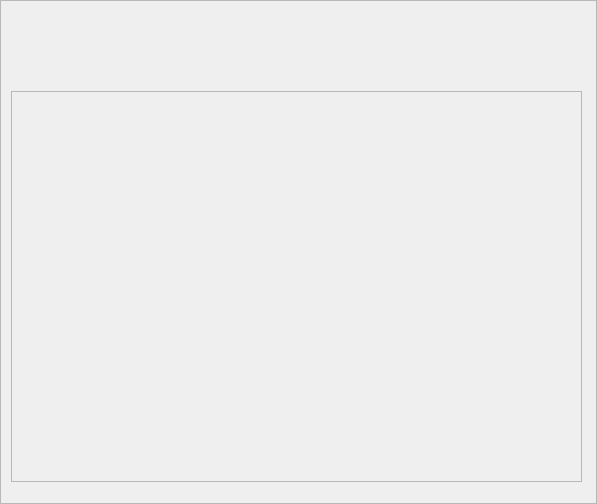
Before: the Qt Designer form namesUI.ui in OverHome/Agrant, drawn with Qt 5.
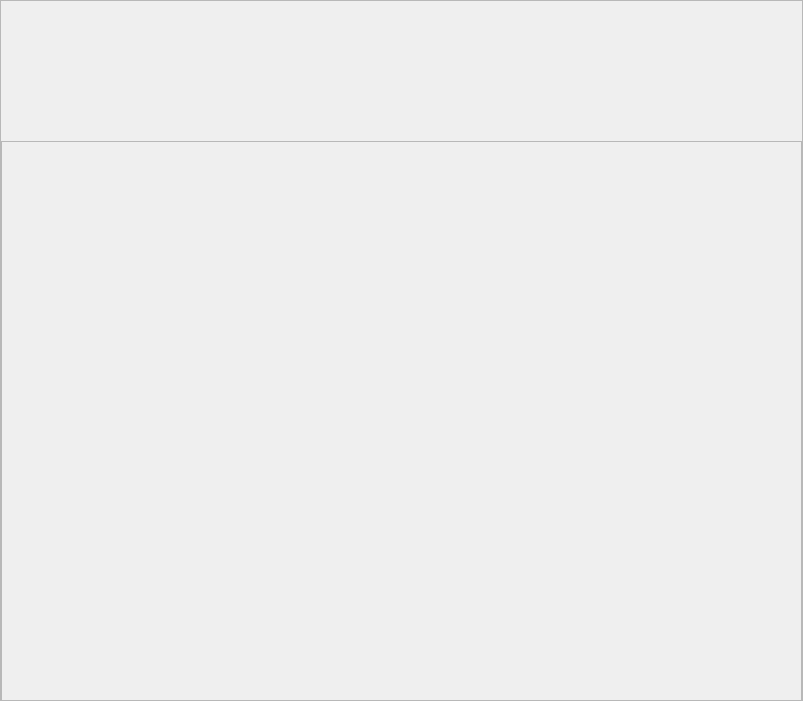
After: the same form once the commit is applied.

The edit to the form file:
```diff
--- a/namesUI.ui
+++ b/namesUI.ui
@@ -6,8 +6,8 @@
    <rect>
     <x>0</x>
     <y>0</y>
-    <width>597</width>
-    <height>504</height>
+    <width>803</width>
+    <height>701</height>
    </rect>
   </property>
   <property name="windowTitle">
@@ -21,17 +21,17 @@
     <rect>
      <x>0</x>
      <y>0</y>
-     <width>595</width>
-     <height>502</height>
+     <width>801</width>
+     <height>699</height>
     </rect>
    </property>
    <widget class="QScrollArea" name="scrollArea">
     <property name="geometry">
      <rect>
-      <x>10</x>
-      <y>90</y>
-      <width>571</width>
-      <height>391</height>
+      <x>0</x>
+      <y>140</y>
+      <width>801</width>
+      <height>561</height>
      </rect>
     </property>
     <property name="widgetResizable">
@@ -42,8 +42,8 @@
       <rect>
        <x>0</x>
        <y>0</y>
-       <width>569</width>
-       <height>389</height>
+       <width>799</width>
+       <height>559</height>
       </rect>
      </property>
     </widget>
@@ -53,8 +53,8 @@
      <rect>
       <x>0</x>
       <y>0</y>
-      <width>591</width>
-      <height>51</height>
+      <width>801</width>
+      <height>101</height>
      </rect>
     </property>
     <property name="font">
@@ -70,6 +70,9 @@
     <property name="alignment">
      <set>Qt::AlignCenter</set>
     </property>
+    <property name="wordWrap">
+     <bool>true</bool>
+    </property>
    </widget>
    <widget class="QLabel" name="lesson_label">
     <property name="geometry">
```
